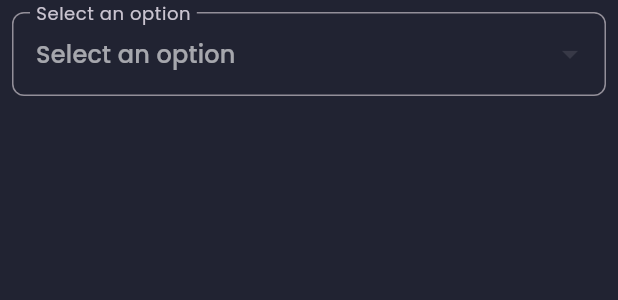
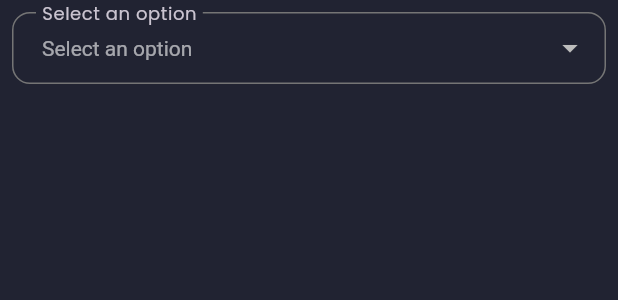
Before and after one commit to kalaabalb/e-commerce-app, a Flutter app: the CustomDropdown widget shown alone on an empty page, opened directly with empty values, on a phone screen of 412 x 824 dp. Shown: the top 300 px of the screen. Run offline on Flutter 3.47's test engine with Material 3 defaults, Android fonts, the phone set to English and light mode, and no system bars; our stand-ins replace bottom_navy_bar, cached_network_image, dropdown_button2, fl_chart, flutter_login, flutter_rating_bar and 9 more; missing offline and left inert: flutter_cart, flutter_stripe, onesignal_flutter, razorpay_flutter; accounts and stored records are empty; network calls fail; project files that could hold a hidden picture were left out.

Commit message:
Create custom dropdown selection component

```diff
--- a/client_side/admin_panal_start/lib/widgets/custom_dropdown.dart
+++ b/client_side/admin_panal_start/lib/widgets/custom_dropdown.dart
@@ -1,4 +1,6 @@
+// lib/widgets/custom_dropdown.dart - Updated
 import 'package:flutter/material.dart';
+import 'package:admin_panal_start/utility/responsive_utils.dart';
 
 class CustomDropdown<T> extends StatelessWidget {
   final T? initialValue;
@@ -7,6 +9,7 @@ class CustomDropdown<T> extends StatelessWidget {
   final String? Function(T?)? validator;
   final String hintText;
   final String Function(T) displayItem;
+  final bool isExpanded;
 
   const CustomDropdown({
     Key? key,
@@ -16,6 +19,7 @@ class CustomDropdown<T> extends StatelessWidget {
     this.validator,
     this.hintText = 'Select an option',
     required this.displayItem,
+    this.isExpanded = true,
   }) : super(key: key);
 
   @override
@@ -23,22 +27,53 @@ class CustomDropdown<T> extends StatelessWidget {
     return Padding(
       padding: const EdgeInsets.all(8.0),
       child: DropdownButtonFormField<T>(
+        isExpanded: isExpanded,
         decoration: InputDecoration(
           labelText: hintText,
           hintText: hintText,
           border: OutlineInputBorder(
-            borderRadius: BorderRadius.circular(8.0),
+            borderRadius: BorderRadius.circular(12.0),
+            borderSide: BorderSide(color: Colors.grey.shade600),
+          ),
+          enabledBorder: OutlineInputBorder(
+            borderRadius: BorderRadius.circular(12.0),
+            borderSide: BorderSide(color: Colors.grey.shade600),
+          ),
+          focusedBorder: OutlineInputBorder(
+            borderRadius: BorderRadius.circular(12.0),
+            borderSide: BorderSide(color: Colors.blue.shade400, width: 2),
+          ),
+          filled: true,
+          fillColor: Colors.transparent,
+          contentPadding: EdgeInsets.symmetric(
+            horizontal: 16,
+            vertical: ResponsiveUtils.isMobile(context) ? 12 : 16,
           ),
         ),
         value: initialValue,
         items: items.map((T value) {
           return DropdownMenuItem<T>(
             value: value,
-            child: Text(displayItem(value)), // Use displayItem to get the text
+            child: Text(
+              displayItem(value),
+              overflow: TextOverflow.ellipsis,
+              style: TextStyle(
+                fontSize: ResponsiveUtils.isMobile(context) ? 14 : 16,
+                color: Colors.white,
+              ),
+            ),
           );
         }).toList(),
         onChanged: onChanged,
         validator: validator,
+        style: TextStyle(
+          fontSize: ResponsiveUtils.isMobile(context) ? 14 : 16,
+          color: Colors.white,
+        ),
+        dropdownColor: Color(0xFF2A2D3E),
+        icon: Icon(Icons.arrow_drop_down, color: Colors.grey.shade400),
+        borderRadius: BorderRadius.circular(12),
+        elevation: 4,
       ),
     );
   }
```
